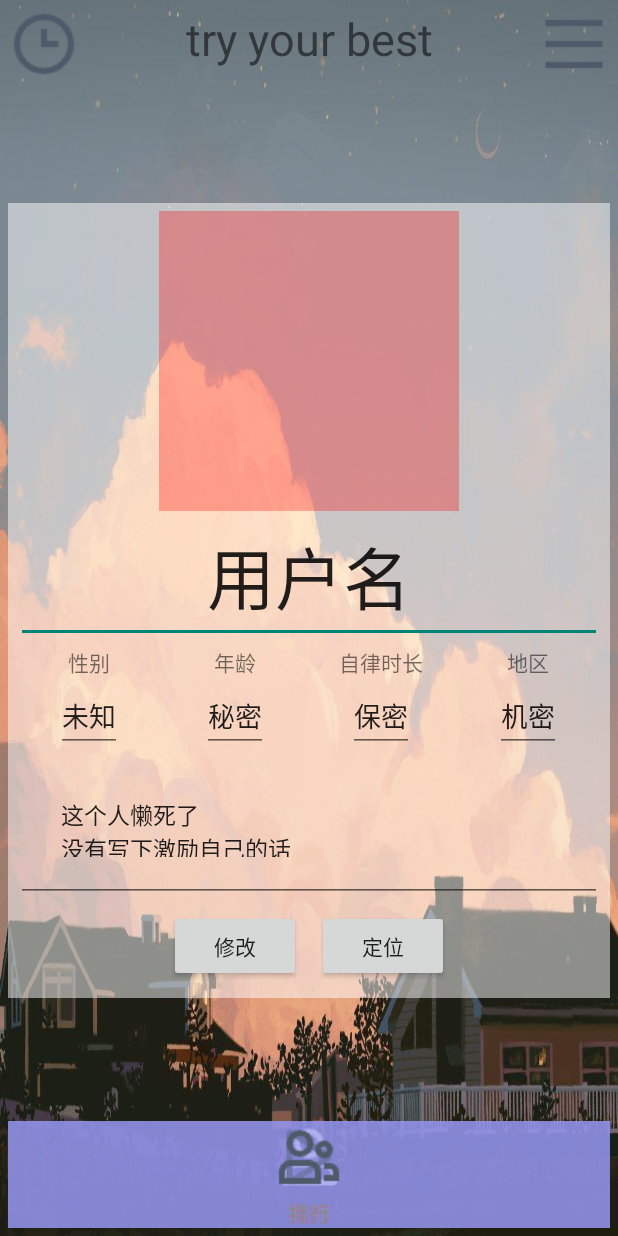
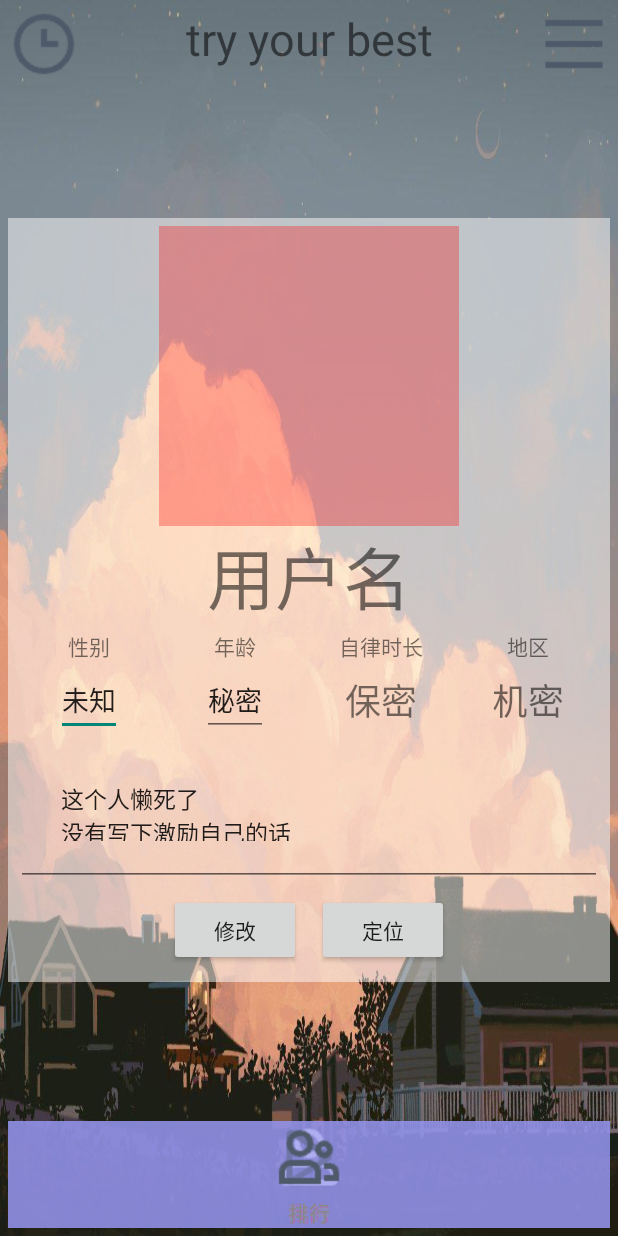
Before and after one commit to Justin-lz/clock, an Android app: the fragment MyFragment placed in its activity, on a phone screen of 412 x 824 dp. Run offline under Robolectric (Android 15) with nearby library versions, the phone set to English and light mode, and no system bars; libraries missing offline, so code that uses them is left out: com.amap.api; 23 statements that could not run were skipped.

Commit message:
修改个人信息完成

```diff
--- a/app/src/main/java/com/example/clock/MyFragment.java
+++ b/app/src/main/java/com/example/clock/MyFragment.java
@@ -35,11 +35,11 @@ import com.example.clock.util.BitmapUtil;
 import java.util.HashMap;
 
 public class MyFragment extends Fragment {
-    private EditText location;
-    private EditText name;
+    private TextView location;
+    private TextView name;
     private EditText sex;
     private EditText age;
-    private EditText time;
+    private TextView time;
     private EditText resume;
     private ImageView avatar;
     private Bitmap bitmap;
@@ -104,11 +104,11 @@ public class MyFragment extends Fragment {
         TextView textView =view.findViewById(R.id.user_name);
         Button change_btn = view.findViewById(R.id.user_change_btn);
         Button locate_btn = view.findViewById(R.id.user_locate_btn);
-        location =(EditText) view.findViewById(R.id.user_location_value);
-        name = (EditText) view.findViewById(R.id.user_name);
+        location =(TextView) view.findViewById(R.id.user_location_value);
+        name = (TextView) view.findViewById(R.id.user_name);
         sex = (EditText) view.findViewById(R.id.user_sex_value);
         age =(EditText) view.findViewById(R.id.user_age_value);
-        time =(EditText) view.findViewById(R.id.user_time_value);
+        time =(TextView) view.findViewById(R.id.user_time_value);
         resume=(EditText) view.findViewById(R.id.user_resume);
         avatar=(ImageView) view.findViewById(R.id.user_img);
         avatar.setOnClickListener(new View.OnClickListener() {
@@ -131,7 +131,17 @@ public class MyFragment extends Fragment {
         change_btn.setOnClickListener(new View.OnClickListener() {
             @Override
             public void onClick(View view) {
+                String userAvatar = BitmapUtil.Image2Base64(bitmap);
+                String userSex = sex.getText().toString();
+                String userResume =resume.getText().toString();
+                String userAge = age.getText().toString();
+                HashMap<String,String> userinfo = new HashMap<>();
+                userinfo.put("userAvatar",userAvatar);
+                userinfo.put("userSex",userSex);
+                userinfo.put("userResume",userResume);
+                userinfo.put("userAge",userAge);
 
+                DatabaseThread.updateUserInformation(new myHandler(),userId,userinfo);
             }
         });
 
--- a/app/src/main/res/layout/activity_mine.xml
+++ b/app/src/main/res/layout/activity_mine.xml
@@ -19,7 +19,7 @@
             android:id="@+id/user_img"
             android:layout_gravity="center"
             android:src="@drawable/avater"/>
-        <EditText
+        <TextView
             android:layout_width="match_parent"
             android:layout_height="wrap_content"
             android:gravity="center"
@@ -87,13 +87,15 @@
                     android:layout_gravity="center"
                     android:gravity="center"
                     android:layout_margin="2dp"/>
-                <EditText
+                <TextView
                     android:layout_width="wrap_content"
                     android:layout_height="wrap_content"
                     android:id="@+id/user_time_value"
                     android:text="保密"
                     android:layout_gravity="center"
-                    android:gravity="center"/>
+                    android:gravity="center"
+                    android:paddingTop="5dp"
+                    android:textSize="24sp"/>
             </LinearLayout>
 
             <LinearLayout
@@ -109,13 +111,15 @@
                     android:layout_gravity="center"
                     android:gravity="center"
                     android:layout_margin="2dp"/>
-                <EditText
+                <TextView
                     android:layout_width="wrap_content"
                     android:layout_height="wrap_content"
                     android:id="@+id/user_location_value"
                     android:text="机密"
                     android:layout_gravity="center"
-                    android:gravity="center"/>
+                    android:gravity="center"
+                    android:paddingTop="5dp"
+                    android:textSize="24sp"/>
             </LinearLayout>
 
 
```
